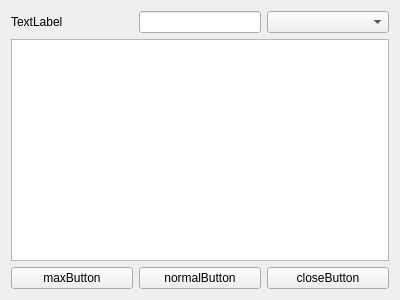
Above: untitled/widget.ui from itcd/python-qt-example before the change. Below: the same form after it.
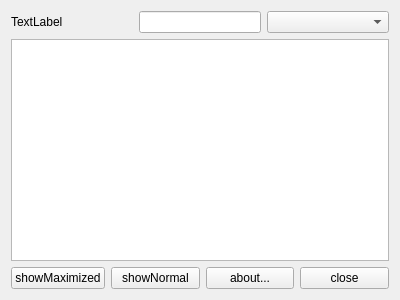
That is the form after the change.

Commit message: add about button

What changed in the file:
```diff
--- a/untitled/widget.ui
+++ b/untitled/widget.ui
@@ -50,21 +50,28 @@
      <item>
       <widget class="QPushButton" name="maxButton">
        <property name="text">
-        <string>maxButton</string>
+        <string>showMaximized</string>
        </property>
       </widget>
      </item>
      <item>
       <widget class="QPushButton" name="normalButton">
        <property name="text">
-        <string>normalButton</string>
+        <string>showNormal</string>
+       </property>
+      </widget>
+     </item>
+     <item>
+      <widget class="QPushButton" name="aboutButton">
+       <property name="text">
+        <string>about...</string>
        </property>
       </widget>
      </item>
      <item>
       <widget class="QPushButton" name="closeButton">
        <property name="text">
-        <string>closeButton</string>
+        <string>close</string>
        </property>
       </widget>
      </item>
```
The commit also changes 1 other file.
